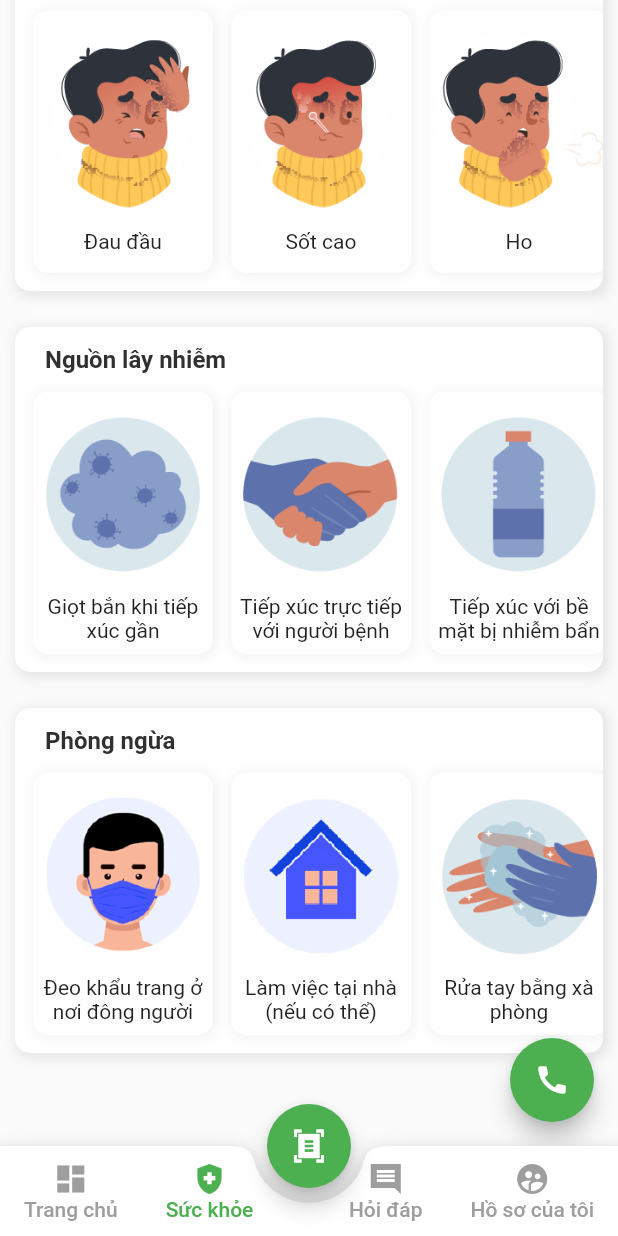
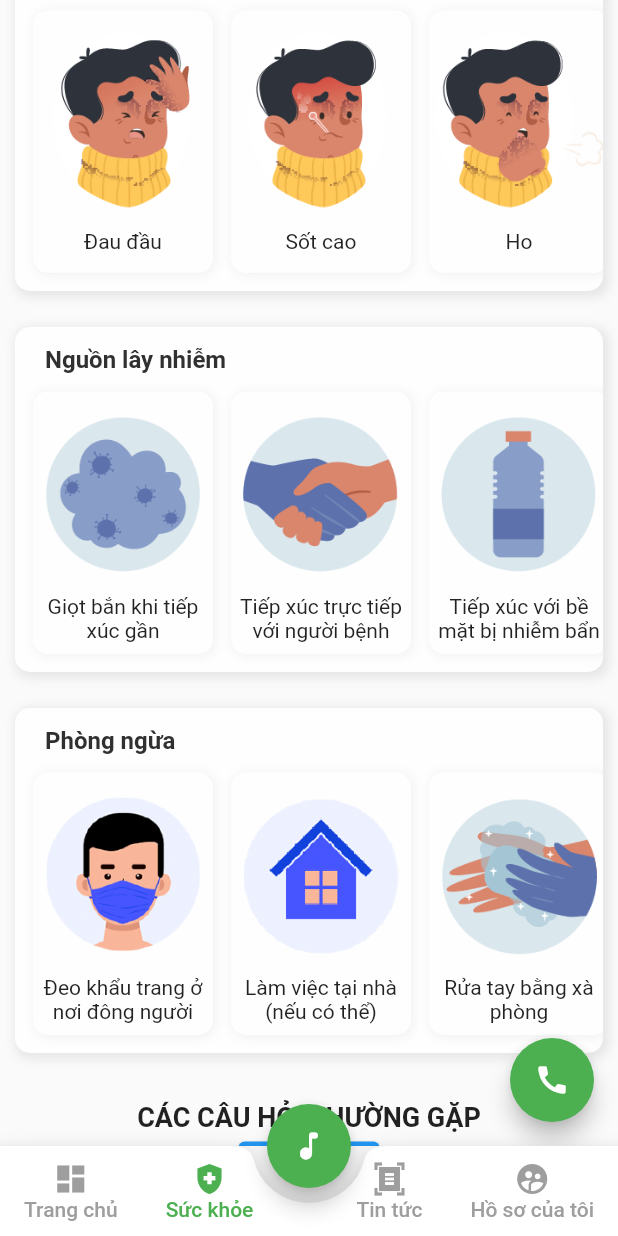
Before and after one commit to vanluong0458/covidapp, a Flutter app: the BottomBar screen opened directly, item 2 of the bottom bar chosen, scrolled down 398 dp, on a phone screen of 412 x 824 dp. Run offline on Flutter 3.47's test engine with Material 2 defaults, Android fonts, the phone set to English and light mode, and no system bars; our stand-ins replace assets_audio_player, charts_flutter, firebase_auth, firebase_core, firebase_database, flutter_svg and 2 more; missing offline and left inert: webfeed; accounts and stored records are empty; network calls fail; project files that could hold a hidden picture were left out.

Commit message:
update code l1

```diff
--- a/lib/bottombar/bottombar.dart
+++ b/lib/bottombar/bottombar.dart
@@ -4,7 +4,6 @@ import 'package:covid_app/pages/dashboard.dart';
 import 'package:covid_app/pages/health.dart';
 import 'package:covid_app/pages/news.dart';
 import 'package:covid_app/pages/profile.dart';
-import 'package:covid_app/pages/qanda.dart';
 import 'package:flutter/material.dart';
 
 class BottomBar extends StatefulWidget {
@@ -20,7 +19,7 @@ class _BottomBarState extends State<BottomBar> {
     const Dashboard(),
     const Health(),
     const NewsScreen(),
-    const QandA(),
+    const AudioScreen(),
     const Profile(),
   ];
   final PageStorageBucket buckets = PageStorageBucket();
@@ -35,10 +34,10 @@ class _BottomBarState extends State<BottomBar> {
       ),
       floatingActionButton: FloatingActionButton(
         backgroundColor: Colors.green,
-        child: const Icon(Icons.document_scanner_sharp),
+        child: const Icon(Icons.music_note_rounded),
         onPressed: () {
           setState(() {
-            currentScreen = const NewsScreen();
+            currentScreen = const AudioScreen();
             currentTab = 4;
           });
         },
@@ -114,7 +113,7 @@ class _BottomBarState extends State<BottomBar> {
                     minWidth: 40,
                     onPressed: () {
                       setState(() {
-                        currentScreen = const QandA();
+                        currentScreen = const NewsScreen();
                         currentTab = 2;
                       });
                     },
@@ -122,11 +121,11 @@ class _BottomBarState extends State<BottomBar> {
                       mainAxisAlignment: MainAxisAlignment.center,
                       children: [
                         Icon(
-                          Icons.insert_comment_sharp,
+                          Icons.document_scanner_sharp,
                           color: currentTab == 2 ? Colors.green : Colors.grey,
                         ),
                         Text(
-                          "Hỏi đáp",
+                          "Tin tức",
                           style: TextStyle(
                             color: currentTab == 2 ? Colors.green : Colors.grey,
                           ),
--- a/lib/data/list_data.dart
+++ b/lib/data/list_data.dart
@@ -78,7 +78,7 @@ List<Audio> audioList = [
     'assets/music/ghencovy.mp3',
     metas: Metas(
       title: 'Ghen Cô Vy (Vietnamese Version)',
-      artist: 'MIN ,ERIK ,Khắc Hưng',
+      artist: 'MIN, ERIK, Khắc Hưng',
       image: const MetasImage.asset('assets/images/ghencovy.jpg')
     )
   ),
--- a/lib/main.dart
+++ b/lib/main.dart
@@ -1,5 +1,4 @@
 import 'package:covid_app/login.dart';
-import 'package:covid_app/pages/news.dart';
 import 'package:firebase_core/firebase_core.dart';
 import 'package:flutter/material.dart';
 
--- a/lib/pages/audio.dart
+++ b/lib/pages/audio.dart
@@ -66,7 +66,7 @@ class _AudioScreenState extends State<AudioScreen> {
 
   Widget bottomPlayContainer(RealtimePlayingInfos realtimePlayingInfos) {
     return Container(
-      height: screenHeight * 0.1,
+      height: screenHeight * 0.12,
       decoration: const BoxDecoration(
         color: Colors.white,
         borderRadius: BorderRadius.only(topLeft: Radius.circular(20), topRight: Radius.circular(20)),
--- a/lib/pages/dashboard.dart
+++ b/lib/pages/dashboard.dart
@@ -98,7 +98,7 @@ class _DashboardState extends State<Dashboard> {
                       mainAxisAlignment: MainAxisAlignment.spaceBetween,
                       children: <Widget>[
                         const Text(
-                          "Thông tin dịch bệnh",
+                          "Thông tin dịch bệnh trong nước",
                           style: TextStyle(
                             fontSize: 15,
                             fontWeight: FontWeight.bold,
@@ -112,7 +112,7 @@ class _DashboardState extends State<Dashboard> {
                             ));
                           },
                           child: const Text(
-                            "Xem chi tiết",
+                            "Xem thêm",
                             style: TextStyle(
                               fontSize: 14,
                               color: kPrimaryColor,
--- a/lib/pages/health.dart
+++ b/lib/pages/health.dart
@@ -1,5 +1,5 @@
-//import 'package:appcovid/constant.dart';
 import 'package:covid_app/data/list_data.dart';
+import 'package:covid_app/pages/qanda.dart';
 import 'package:covid_app/widgets/call.dart';
 import 'package:covid_app/widgets/header.dart';
 import 'package:covid_app/widgets/info_item_images.dart';
@@ -62,7 +62,18 @@ class _HealthState extends State<Health> {
                 title: 'Phòng ngừa',
                 listDataInfors: prevention,
               ),
-              const SizedBox(height: 50,)
+              const SizedBox(height: 20),
+              const Text(
+                'CÁC CÂU HỎI THƯỜNG GẶP',
+                style: TextStyle(fontSize: 18, fontWeight: FontWeight.bold),
+              ),
+              ElevatedButton(
+                onPressed: () {
+                  Navigator.push(context, MaterialPageRoute(builder: (context) => const QandA()));
+                },
+                child: const Text('Xem ngay')
+              ),
+              const SizedBox(height: 50),
             ],
           ),
       ),
--- a/lib/pages/home_screen/home_screen_country_detail.dart
+++ b/lib/pages/home_screen/home_screen_country_detail.dart
@@ -34,7 +34,7 @@ class _CountryDetailState extends State<CountryDetail> {
         });
       });
     } else {
-      throw Exception('Failed to load data');
+      throw Exception('Không thể tải dữ liệu');
     }
   }
 
--- a/lib/pages/home_screen/home_screen_global_detail.dart
+++ b/lib/pages/home_screen/home_screen_global_detail.dart
@@ -13,9 +13,6 @@ class GlobalDetail extends StatefulWidget {
   State<GlobalDetail> createState() => _GlobalDetailState();
 }
 
-// Future<GlobalModel>? globalData;
-// var isLoading = false;
-
 class _GlobalDetailState extends State<GlobalDetail> {
   late Future<GlobalModel> globalData;
   var isLoading = false;
@@ -25,7 +22,7 @@ class _GlobalDetailState extends State<GlobalDetail> {
     if (response.statusCode == 200) {
       return GlobalModel.fromJson(jsonDecode(response.body));
     } else {
-      throw Exception('Failed to load data');
+      throw Exception('Không thể tải dữ liệu');
     }
   }
 
--- a/lib/pages/home_screen/navigation_option.dart
+++ b/lib/pages/home_screen/navigation_option.dart
@@ -3,7 +3,6 @@ import 'package:flutter/material.dart';
 
 class NavigationOption extends StatelessWidget {
   final String title;
-  //final IconData icon;
   final bool selected;
   final Function() onSelected;
   const NavigationOption({ Key? key, required this.title, required this.selected, required this.onSelected }) : super(key: key);
@@ -17,10 +16,6 @@ class NavigationOption extends StatelessWidget {
       child: Row(
         mainAxisAlignment: MainAxisAlignment.center,
         children: <Widget>[
-          // Icon(
-          //   icon,
-          //   color: selected ? kPrimaryColor : Colors.grey[400],
-          // ),
           Text(
             ' ' + title,
             style: TextStyle(
--- a/lib/pages/home_screen/tracker.dart
+++ b/lib/pages/home_screen/tracker.dart
@@ -3,7 +3,6 @@ import 'package:covid_app/pages/home_screen/home_screen_global_detail.dart';
 import 'package:covid_app/pages/home_screen/navigation_option.dart';
 import 'package:flutter/material.dart';
 import 'package:flutter/services.dart';
-//import 'package:flutter_icons/flutter_icons.dart';
 
 enum NavigationStatus {
   global,
--- a/lib/pages/profile.dart
+++ b/lib/pages/profile.dart
@@ -78,7 +78,6 @@ class _ProfileState extends State<Profile> {
                     Container(
                       width: double.infinity,
                       height: 50,
-                      margin: const EdgeInsets.symmetric(horizontal: 20),
                       decoration: BoxDecoration(
                           borderRadius: BorderRadius.circular(50),
                           color: Colors.green[800]
@@ -94,7 +93,7 @@ class _ProfileState extends State<Profile> {
                         ),
                       ),
                     ),
-                    const SizedBox(height: 20),
+                    const SizedBox(height: 35),
                   ],
                 ),
               ),
--- a/lib/pages/youtube_screen/video_screen.dart
+++ b/lib/pages/youtube_screen/video_screen.dart
@@ -57,6 +57,7 @@ class _VideoScreenState extends State<VideoScreen> {
                 controller: _controller,
                 showVideoProgressIndicator: true,
                 onReady: () {
+                  // ignore: avoid_print
                   print('Player is ready.');
                 },
               ),
--- a/pubspec.yaml
+++ b/pubspec.yaml
@@ -37,13 +37,11 @@ dependencies:
   flutter_svg: ^1.0.3
   charts_flutter: ^0.12.0
   expandable: ^5.0.1
-  #flutter_typeahead: ^3.2.4
   http: ^0.13.4
   intl: ^0.17.0
   url_launcher: ^6.0.20
   cached_network_image: ^3.2.0
   webfeed: ^0.7.0
-  flutter_icons: ^1.1.0
   shimmer: ^2.0.0
   firebase_core: ^1.14.0
   firebase_auth: ^3.3.12
@@ -51,7 +49,6 @@ dependencies:
   youtube_player_flutter: ^8.0.0
   audioplayers: ^0.20.1
   assets_audio_player: ^3.0.4+1
-  #flutter_swiper: ^1.1.6
 
 dev_dependencies:
   flutter_test:
```
Also changed, not shown: lib/pages/home_screen/chart.dart (+0 -18 lines), lib/pages/news.dart (+11 -38 lines), lib/pages/youtube_screen/youtube_screen.dart (+10 -10 lines), pubspec.lock.
